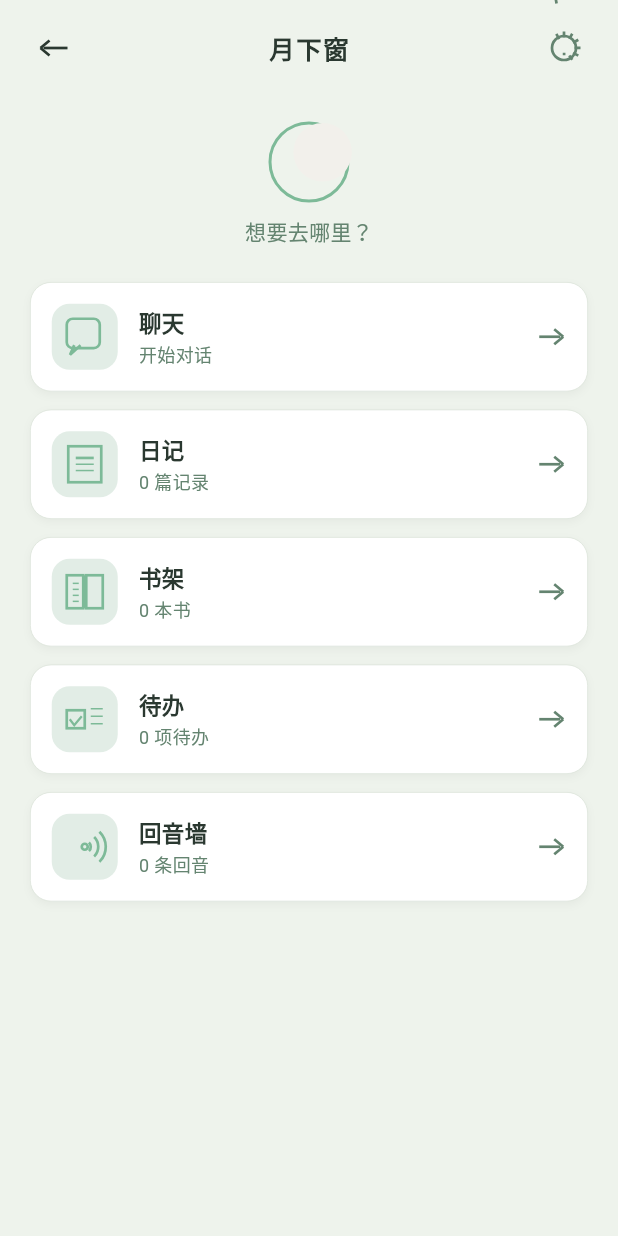
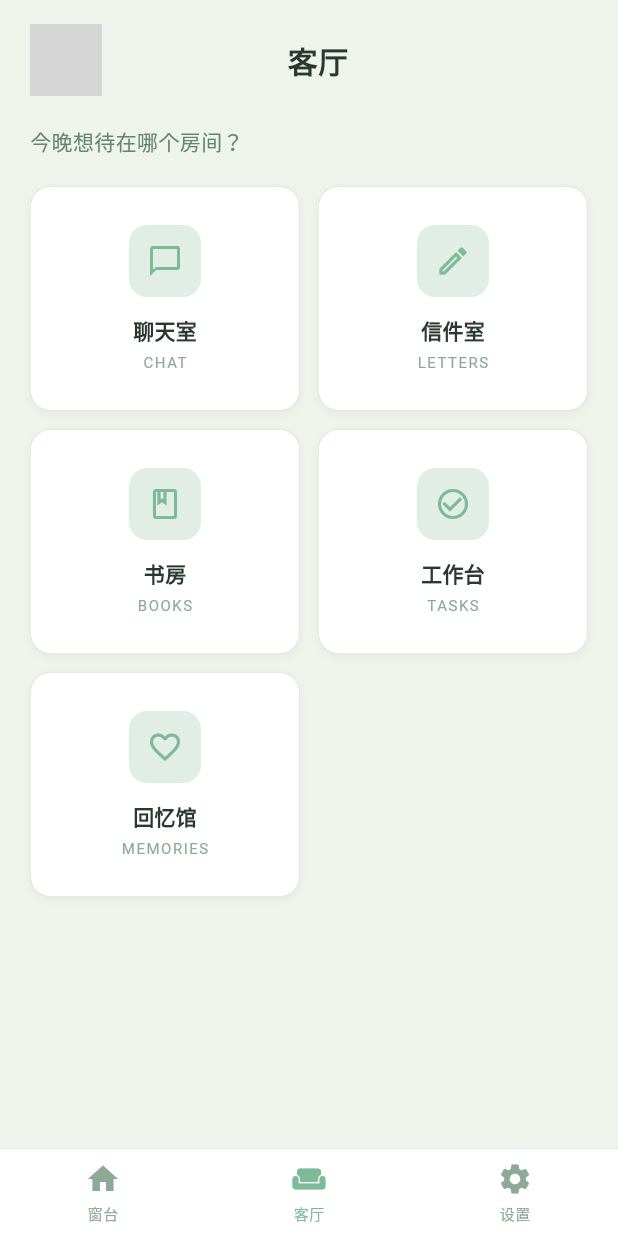
Before and after one commit to Misty-branches/xiaoyueliang, a Flutter app: the screen it shows after launch, after a tap on "进入客厅", on a phone screen of 412 x 824 dp. Run offline on Flutter 3.47's test engine with Material 3 defaults, Android fonts, the phone set to English and light mode, and no system bars; our stand-ins replace google_fonts, shared_preferences; Roboto replaces fonts that are missing (NotoSansSC, NotoSerifSC); statements that could not run were skipped; grey boxes are pictures that could not be loaded.

Commit message:
feat: 重写客厅页布局匹配HTML原型
完全重写 hub_page.dart，匹配最新 HTML 原型设计：

新布局结构：
- 顶部状态栏：返回按钮 + 标题「客厅」
- 副标题：今晚想待在哪个房间？
- 房间网格：2列布局，5个房间卡片
  - 聊天室 (CHAT)
  - 信件室 (LETTERS)
  - 书房 (BOOKS)
  - 工作台 (TASKS)
  - 回忆馆 (MEMORIES)
- 底部标签栏：窗台、客厅、设置

UI 风格：
- 使用新版绿色/薄荷色系主题
- 符合 DESIGN.md 设计规范
- 卡片式布局，清新养眼

```diff
--- a/lib/pages/hub_page.dart
+++ b/lib/pages/hub_page.dart
@@ -1,19 +1,17 @@
 import 'package:flutter/material.dart';
 import 'package:provider/provider.dart';
-import '../providers/diary_provider.dart';
+import '../providers/chat_provider.dart';
+import '../providers/letter_provider.dart';
+import '../providers/bookshelf_provider.dart';
 import '../providers/todo_provider.dart';
-import '../providers/bookshelf_provider.dart';
 import '../providers/echo_provider.dart';
-import '../providers/chat_provider.dart';
 import '../widgets/theme_colors.dart';
 import '../widgets/glass_card.dart';
-import '../widgets/moon_icon.dart';
 import 'chat_page.dart';
 import 'diary_page.dart';
 import 'bookshelf_page.dart';
 import 'todo_page.dart';
 import 'echo_wall_page.dart';
-import 'settings_page.dart';
 
 class HubPage extends StatefulWidget {
   const HubPage({super.key});
@@ -27,11 +25,11 @@ class _HubPageState extends State<HubPage> {
   void initState() {
     super.initState();
     WidgetsBinding.instance.addPostFrameCallback((_) {
-      context.read<DiaryProvider>().loadEntries();
+      context.read<ChatProvider>().load();
+      context.read<LetterProvider>().loadLetters();
+      context.read<BookshelfProvider>().loadBooks();
       context.read<TodoProvider>().loadTodos();
-      context.read<BookshelfProvider>().loadBooks();
       context.read<EchoProvider>().loadEntries();
-      context.read<ChatProvider>().load();
     });
   }
 
@@ -43,9 +41,42 @@ class _HubPageState extends State<HubPage> {
       body: SafeArea(
         child: Column(
           children: [
-            // Top bar
-            Padding(
-              padding: const EdgeInsets.fromLTRB(12, 8, 12, 0),
+            // 顶部状态栏
+            _buildHeader(context, colors),
+            const SizedBox(height: 20),
+            // 房间网格
+            Expanded(
+              child: SingleChildScrollView(
+                physics: const BouncingScrollPhysics(),
+                padding: const EdgeInsets.symmetric(horizontal: 20),
+                child: Column(
+                  crossAxisAlignment: CrossAxisAlignment.start,
+                  children: [
+                    Text(
+                      '今晚想待在哪个房间？',
+                      style: TextStyle(
+                        fontFamily: 'NotoSansSC',
+                        fontSize: 14,
+                        color: colors.secondaryText,
+                      ),
+                    ),
+                    const SizedBox(height: 20),
+                    _buildRoomGrid(context, colors),
+                    const SizedBox(height: 20),
+                  ],
+                ),
+              ),
+            ),
+          ],
+        ),
+      ),
+      bottomNavigationBar: _buildBottomTabBar(context, colors),
+    );
+  }
+
+  Widget _buildHeader(BuildContext context, AppColors colors) {
+    return Padding(
+      padding: const EdgeInsets.fromLTRB(20, 16, 20, 0),
       child: Row(
         children: [
           IconButton(
@@ -55,186 +86,174 @@ class _HubPageState extends State<HubPage> {
             constraints: const BoxConstraints(minWidth: 36, minHeight: 36),
           ),
           const Spacer(),
-                  Center(
-                    child: Text(
-                      '月下窗',
+          Text(
+            '客厅',
             style: TextStyle(
               fontFamily: 'NotoSerifSC',
               fontWeight: FontWeight.w700,
-                        fontSize: 17,
-                        letterSpacing: 1,
+              fontSize: 20,
               color: colors.mainText,
             ),
           ),
+          const Spacer(),
+          const SizedBox(width: 36), // 占位，保持标题居中
+        ],
       ),
-                  const Spacer(),
-                  IconButton(
-                    onPressed: () {
-                      Navigator.push(
-                        context,
-                        MaterialPageRoute(builder: (_) => const SettingsPage()),
     );
-                    },
-                    icon: ThemeColors.settingsIcon(context, size: 24),
-                    padding: EdgeInsets.zero,
-                    constraints: const BoxConstraints(minWidth: 36, minHeight: 36),
+  }
+
+  Widget _buildRoomGrid(BuildContext context, AppColors colors) {
+    final rooms = [
+      _RoomItem(
+        icon: Icons.chat_bubble_outline,
+        label: '聊天室',
+        subLabel: 'CHAT',
+        onTap: () => Navigator.push(context, MaterialPageRoute(builder: (_) => const ChatPage())),
+      ),
+      _RoomItem(
+        icon: Icons.edit_outlined,
+        label: '信件室',
+        subLabel: 'LETTERS',
+        onTap: () => Navigator.push(context, MaterialPageRoute(builder: (_) => const DiaryPage())),
+      ),
+      _RoomItem(
+        icon: Icons.book_outlined,
+        label: '书房',
+        subLabel: 'BOOKS',
+        onTap: () => Navigator.push(context, MaterialPageRoute(builder: (_) => const BookshelfPage())),
+      ),
+      _RoomItem(
+        icon: Icons.check_circle_outline,
+        label: '工作台',
+        subLabel: 'TASKS',
+        onTap: () => Navigator.push(context, MaterialPageRoute(builder: (_) => const TodoPage())),
+      ),
+      _RoomItem(
+        icon: Icons.favorite_outline,
+        label: '回忆馆',
+        subLabel: 'MEMORIES',
+        onTap: () => Navigator.push(context, MaterialPageRoute(builder: (_) => const EchoWallPage())),
+      ),
+    ];
+
+    return GridView.count(
+      shrinkWrap: true,
+      physics: const NeverScrollableScrollPhysics(),
+      crossAxisCount: 2,
+      mainAxisSpacing: 12,
+      crossAxisSpacing: 12,
+      childAspectRatio: 1.2,
+      children: rooms.map((room) => _buildRoomCard(context, colors, room)).toList(),
+    );
+  }
+
+  Widget _buildRoomCard(BuildContext context, AppColors colors, _RoomItem room) {
+    return GlassCard(
+      onTap: room.onTap,
+      padding: const EdgeInsets.all(16),
+      child: Column(
+        mainAxisAlignment: MainAxisAlignment.center,
+        children: [
+          Container(
+            width: 48,
+            height: 48,
+            decoration: BoxDecoration(
+              color: colors.accentLight,
+              borderRadius: BorderRadius.circular(12),
+            ),
+            child: Icon(
+              room.icon,
+              size: 24,
+              color: colors.accent,
+            ),
+          ),
+          const SizedBox(height: 12),
+          Text(
+            room.label,
+            style: TextStyle(
+              fontFamily: 'NotoSansSC',
+              fontWeight: FontWeight.w600,
+              fontSize: 14,
+              color: colors.mainText,
+            ),
+          ),
+          const SizedBox(height: 4),
+          Text(
+            room.subLabel,
+            style: TextStyle(
+              fontFamily: 'NotoSansSC',
+              fontSize: 10,
+              letterSpacing: 1,
+              color: colors.mutedText,
+            ),
           ),
         ],
       ),
-            ),
-            const SizedBox(height: 24),
-            ThemeColors.moonIcon(context, size: 56),
-            const SizedBox(height: 8),
-            Text(
-              '想要去哪里？',
-              style: TextStyle(
-                fontFamily: 'NotoSansSC',
-                fontSize: 14,
-                color: colors.secondaryText,
+    );
+  }
+
+  Widget _buildBottomTabBar(BuildContext context, AppColors colors) {
+    return Container(
+      decoration: BoxDecoration(
+        color: colors.cardSurface,
+        border: Border(
+          top: BorderSide(color: colors.border, width: 0.5),
         ),
       ),
-            const SizedBox(height: 24),
-            Expanded(
+      child: SafeArea(
         child: Padding(
-                padding: const EdgeInsets.symmetric(horizontal: 20),
-                child: ListView(
-                  physics: const BouncingScrollPhysics(),
+          padding: const EdgeInsets.symmetric(vertical: 8),
+          child: Row(
+            mainAxisAlignment: MainAxisAlignment.spaceAround,
             children: [
-                    Consumer<ChatProvider>(
-                      builder: (context, chat, _) {
-                        final lastMsg = chat.messages.isNotEmpty ? chat.messages.last : null;
-                        final subtitle = lastMsg != null
-                            ? '最后消息 ${lastMsg.timestamp.hour}:${lastMsg.timestamp.minute.toString().padLeft(2, '0')}'
-                            : '开始对话';
-                        return _buildNavCard(
-                          context,
-                          colors,
-                          icon: ThemeColors.chatIcon(context, size: 28),
-                          title: '聊天',
-                          desc: subtitle,
-                          onTap: () => Navigator.push(
-                              context, MaterialPageRoute(builder: (_) => const ChatPage())),
-                        );
-                      },
-                    ),
-                    const SizedBox(height: 12),
-                    Consumer<DiaryProvider>(
-                      builder: (context, diary, _) {
-                        return _buildNavCard(
-                          context,
-                          colors,
-                          icon: ThemeColors.diaryIcon(context, size: 28),
-                          title: '日记',
-                          desc: '${diary.entryCount} 篇记录',
-                          onTap: () => Navigator.push(
-                              context, MaterialPageRoute(builder: (_) => const DiaryPage())),
-                        );
-                      },
-                    ),
-                    const SizedBox(height: 12),
-                    Consumer<BookshelfProvider>(
-                      builder: (context, bookshelf, _) {
-                        return _buildNavCard(
-                          context,
-                          colors,
-                          icon: ThemeColors.bookIcon(context, size: 28),
-                          title: '书架',
-                          desc: '${bookshelf.bookCount} 本书',
-                          onTap: () => Navigator.push(
-                              context, MaterialPageRoute(builder: (_) => const BookshelfPage())),
-                        );
-                      },
-                    ),
-                    const SizedBox(height: 12),
-                    Consumer<TodoProvider>(
-                      builder: (context, todoProv, _) {
-                        return _buildNavCard(
-                          context,
-                          colors,
-                          icon: ThemeColors.todoIcon(context, size: 28),
-                          title: '待办',
-                          desc: '${todoProv.incompleteCount} 项待办',
-                          onTap: () => Navigator.push(
-                              context, MaterialPageRoute(builder: (_) => const TodoPage())),
-                        );
-                      },
-                    ),
-                    const SizedBox(height: 12),
-                    Consumer<EchoProvider>(
-                      builder: (context, echo, _) {
-                        return _buildNavCard(
-                          context,
-                          colors,
-                          icon: ThemeColors.echoIcon(context, size: 28),
-                          title: '回音墙',
-                          desc: '${echo.entryCount} 条回音',
-                          onTap: () => Navigator.push(
-                              context, MaterialPageRoute(builder: (_) => const EchoWallPage())),
-                        );
-                      },
-                    ),
-                    const SizedBox(height: 20),
+              _buildTabItem(context, colors, Icons.home, '窗台', false, () => Navigator.pop(context)),
+              _buildTabItem(context, colors, Icons.weekend, '客厅', true, () {}),
+              _buildTabItem(context, colors, Icons.settings, '设置', false, () {
+                // TODO: 导航到设置页
+              }),
             ],
           ),
-              ),
-            ),
-          ],
         ),
       ),
     );
   }
 
-  Widget _buildNavCard(
-    BuildContext context,
-    AppColors colors, {
-    required Widget icon,
-    required String title,
-    required String desc,
-    required VoidCallback onTap,
-  }) {
-    return GlassCard(
-      padding: const EdgeInsets.all(14),
+  Widget _buildTabItem(BuildContext context, AppColors colors, IconData icon, String label, bool isActive, VoidCallback onTap) {
+    return InkWell(
       onTap: onTap,
-      child: Row(
+      child: Column(
+        mainAxisSize: MainAxisSize.min,
         children: [
-          Container(
-            width: 44,
-            height: 44,
-            decoration: BoxDecoration(
-              color: colors.cardBase,
-              borderRadius: BorderRadius.circular(12),
+          Icon(
+            icon,
+            size: 24,
+            color: isActive ? colors.accent : colors.mutedText,
           ),
-            child: Center(child: icon),
-          ),
-          const SizedBox(width: 14),
-          Expanded(
-            child: Column(
-              crossAxisAlignment: CrossAxisAlignment.start,
-              children: [
+          const SizedBox(height: 4),
           Text(
-                  title,
+            label,
             style: TextStyle(
               fontFamily: 'NotoSansSC',
-                    fontWeight: FontWeight.w600,
-                    fontSize: 15,
-                    color: colors.mainText,
+              fontSize: 10,
+              color: isActive ? colors.accent : colors.mutedText,
             ),
           ),
-                const SizedBox(height: 2),
-                Text(
-                  desc,
-                  style: TextStyle(
-                    fontFamily: 'NotoSansSC',
-                    fontSize: 12,
-                    color: colors.secondaryText,
-                  ),
-                ),
-              ],
-            ),
-          ),
-          ThemeColors.arrowRightIcon(context),
         ],
       ),
     );
   }
 }
+
+class _RoomItem {
+  final IconData icon;
+  final String label;
+  final String subLabel;
+  final VoidCallback onTap;
+
+  _RoomItem({
+    required this.icon,
+    required this.label,
+    required this.subLabel,
+    required this.onTap,
+  });
+}
```
Lines whose indentation alone changed are shown as unchanged.
